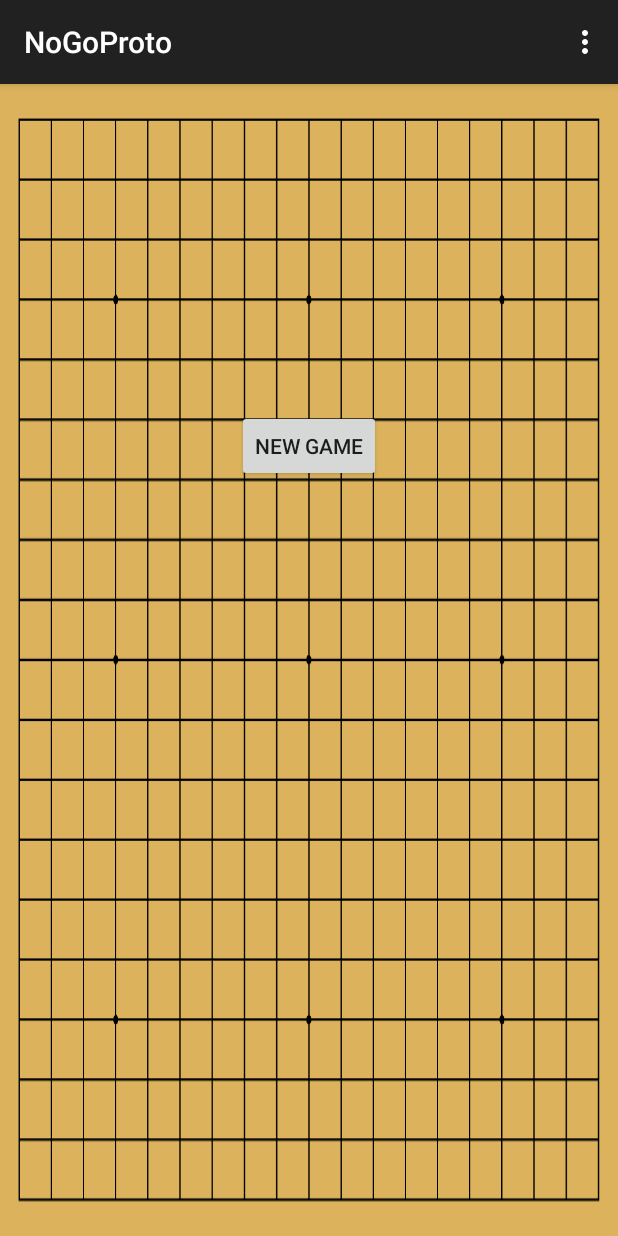
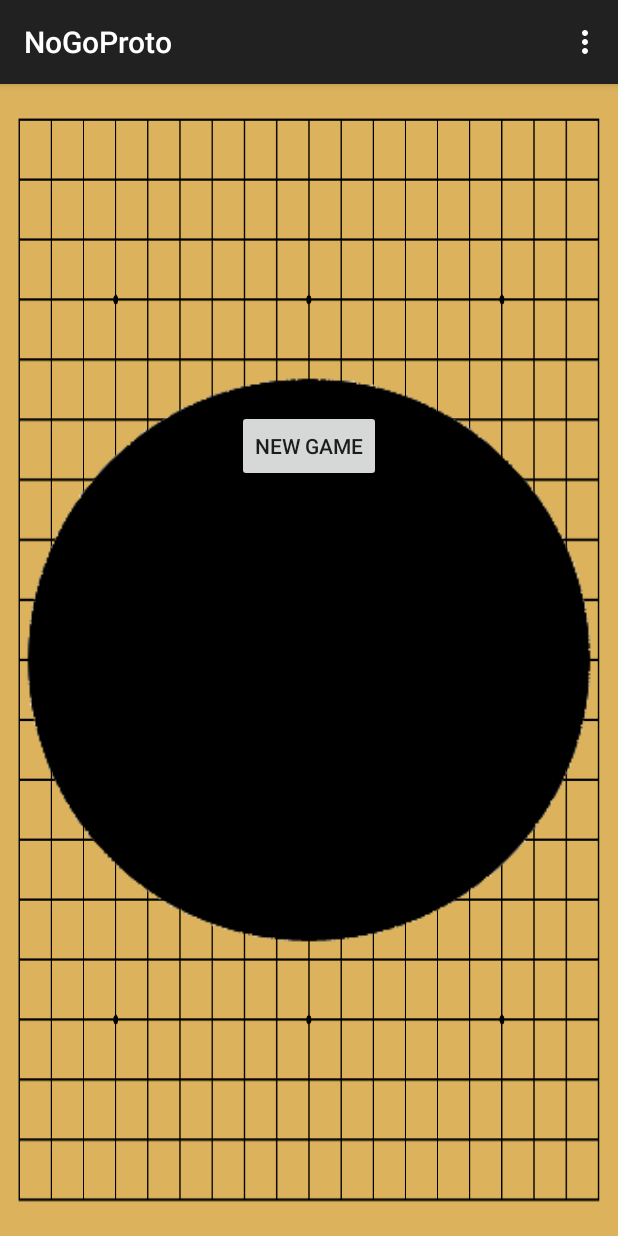
Before and after one commit to BotchedHackathon/NoGo, an Android app: the screen it shows after launch (MainActivity), on a phone screen of 412 x 824 dp. Run offline under Robolectric (Android 15) with nearby library versions, the phone set to English and light mode, and no system bars.

Commit message:
initial logic for dynamically adding a black_piece.png

```diff
--- a/NoGoProto/app/src/main/java/com/botchedcabin/nogoproto/MainActivity.java
+++ b/NoGoProto/app/src/main/java/com/botchedcabin/nogoproto/MainActivity.java
@@ -1,11 +1,16 @@
 package com.botchedcabin.nogoproto;
 
+import android.app.ActionBar;
 import android.support.v7.app.ActionBarActivity;
 import android.os.Bundle;
 import android.view.Menu;
 import android.view.MenuItem;
 import android.widget.Button;
 import android.view.View;
+import android.widget.ImageView;
+import android.view.ViewGroup.LayoutParams;
+import android.widget.LinearLayout;
+import android.widget.RelativeLayout;
 
 
 public class MainActivity extends ActionBarActivity {
@@ -31,6 +36,21 @@ public class MainActivity extends ActionBarActivity {
                 endButton.setVisibility(View.INVISIBLE);
             }
         });
+
+        LinearLayout linearLayout = new LinearLayout(this);
+        linearLayout.setOrientation(LinearLayout.VERTICAL);
+        linearLayout.setLayoutParams(new LayoutParams(
+                LayoutParams.MATCH_PARENT,
+                LayoutParams.MATCH_PARENT));
+
+        //adding imageview for black piece
+        RelativeLayout rel = (RelativeLayout) findViewById(R.id.mainactivity);
+        ImageView blackPieceView = new ImageView(this);
+        blackPieceView.setImageResource(R.drawable.black_piece);
+        blackPieceView.setLayoutParams (new LayoutParams(LayoutParams.MATCH_PARENT, LayoutParams.MATCH_PARENT));
+
+        //adding piece view to layout
+        rel.addView(blackPieceView);
     }
 
 
--- a/NoGoProto/app/src/main/res/layout/activity_main.xml
+++ b/NoGoProto/app/src/main/res/layout/activity_main.xml
@@ -5,6 +5,7 @@
     android:paddingTop="@dimen/activity_vertical_margin"
     android:paddingBottom="@dimen/activity_vertical_margin"
     android:background="@drawable/go_board"
+    android:id="@+id/mainactivity"
     tools:context=".MainActivity">
 
     <Button
```
Also changed, not shown: NoGoProto/app/src/main/res/drawable-hdpi/black_piece.png (added), NoGoProto/app/src/main/res/drawable-mdpi/black_piece.png (added), NoGoProto/app/src/main/res/drawable-xhdpi/black_piece.png (added), NoGoProto/app/src/main/res/drawable-xxhdpi/black_piece.png (added).
